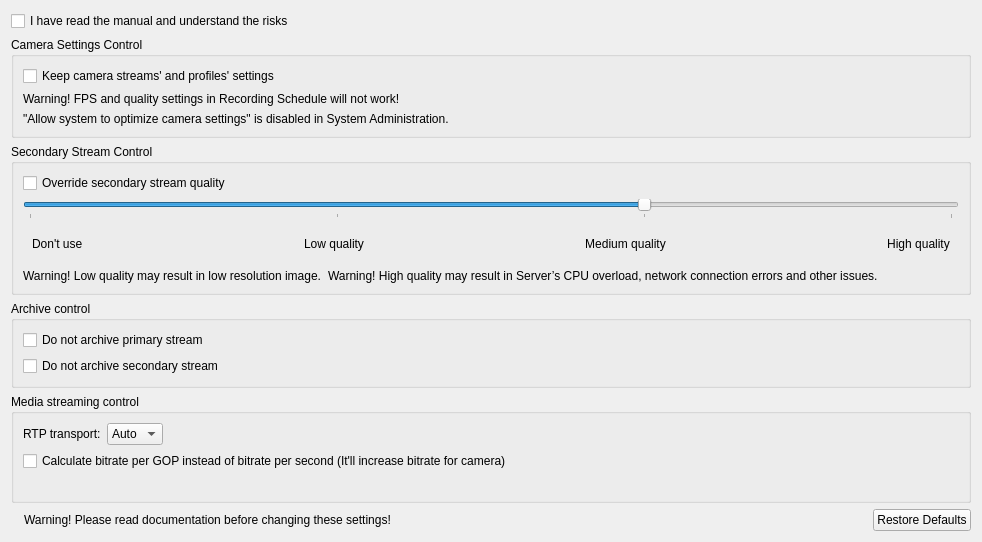
Before: the Qt Designer form client/src/ui/widgets/properties/expert_settings_widget.ui in networkoptix/nx_open, drawn with Qt 5.
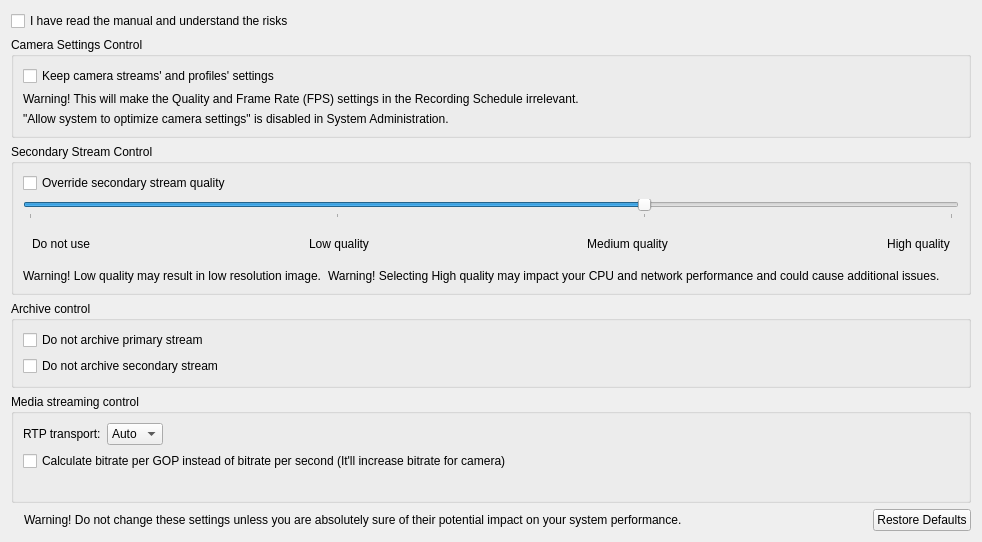
After: the same form once the commit is applied. Icons and pictures are not drawn.

```diff
--- a/client/src/ui/widgets/properties/expert_settings_widget.ui
+++ b/client/src/ui/widgets/properties/expert_settings_widget.ui
@@ -64,7 +64,7 @@
             <item>
              <widget class="QLabel" name="settingsWarningLabel">
               <property name="text">
-               <string>Warning! FPS and quality settings in Recording Schedule will not work!</string>
+               <string>Warning! This will make the Quality and Frame Rate (FPS) settings in the Recording Schedule irrelevant.</string>
               </property>
              </widget>
             </item>
@@ -129,7 +129,7 @@
             <item>
              <widget class="QLabel" name="labelDontUseQuality">
               <property name="text">
-               <string>Don't use</string>
+               <string>Do not use</string>
               </property>
              </widget>
             </item>
@@ -230,7 +230,7 @@
             <item>
              <widget class="QLabel" name="highQualityWarningLabel">
               <property name="text">
-               <string>Warning! High quality may result in Server’s CPU overload, network connection errors and other issues.</string>
+               <string>Warning! Selecting High quality may impact your CPU and network performance and could cause additional issues.</string>
               </property>
              </widget>
             </item>
@@ -382,7 +382,7 @@
         <item>
          <widget class="QLabel" name="generalWarningLabel">
           <property name="text">
-           <string>Warning! Please read documentation before changing these settings!</string>
+           <string>Warning! Do not change these settings unless you are absolutely sure of their potential impact on your system performance.</string>
           </property>
          </widget>
         </item>
```
